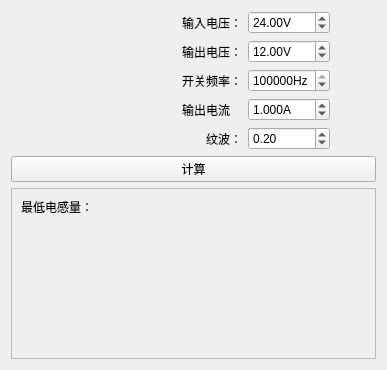
Old version of the form src/I_Calc.ui in the repository microcai/JLC_R_util.
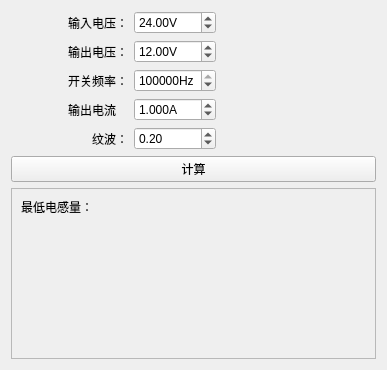
New version of the form.

```diff
--- a/src/I_Calc.ui
+++ b/src/I_Calc.ui
@@ -13,7 +13,7 @@
   <property name="windowTitle">
    <string>Icalc</string>
   </property>
-  <layout class="QGridLayout" name="gridLayout" columnstretch="1,0,0,0">
+  <layout class="QGridLayout" name="gridLayout" columnstretch="1,0,0,3">
    <item row="3" column="1">
     <widget class="QLabel" name="label_5">
      <property name="text">
```
